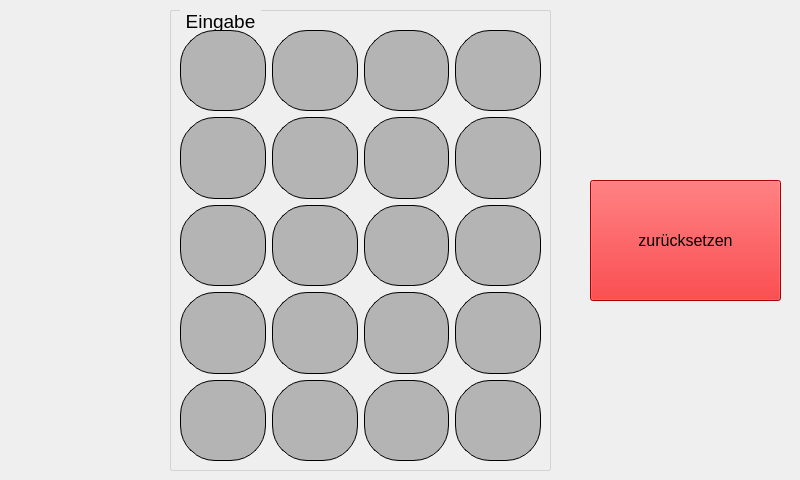
Qt form eingabewindow.ui (matthiaszipp/steinbuch) before a commit.
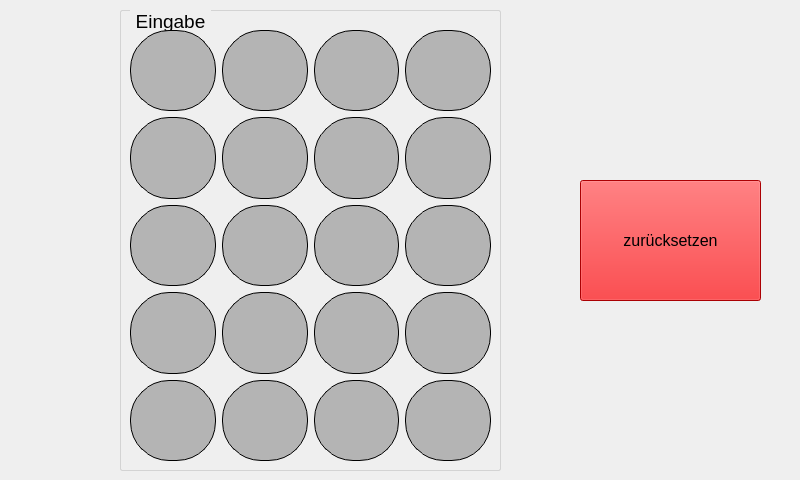
The same form after that commit.

Diff of the .ui file:
```diff
--- a/eingabewindow.ui
+++ b/eingabewindow.ui
@@ -16,9 +16,9 @@
   <widget class="QPushButton" name="resetButton">
    <property name="geometry">
     <rect>
-     <x>590</x>
+     <x>580</x>
      <y>180</y>
-     <width>191</width>
+     <width>181</width>
      <height>121</height>
     </rect>
    </property>
@@ -449,7 +449,7 @@
   <widget class="QGroupBox" name="groupBox_Eingabe">
    <property name="geometry">
     <rect>
-     <x>170</x>
+     <x>120</x>
      <y>10</y>
      <width>381</width>
      <height>461</height>
@@ -466,7 +466,7 @@
 color: black;
 background: rgb(180,180,180); 
 border: 1px solid;
-border-radius:35px;
+border-radius:39px;
 outline: 0;
 }
 
```
